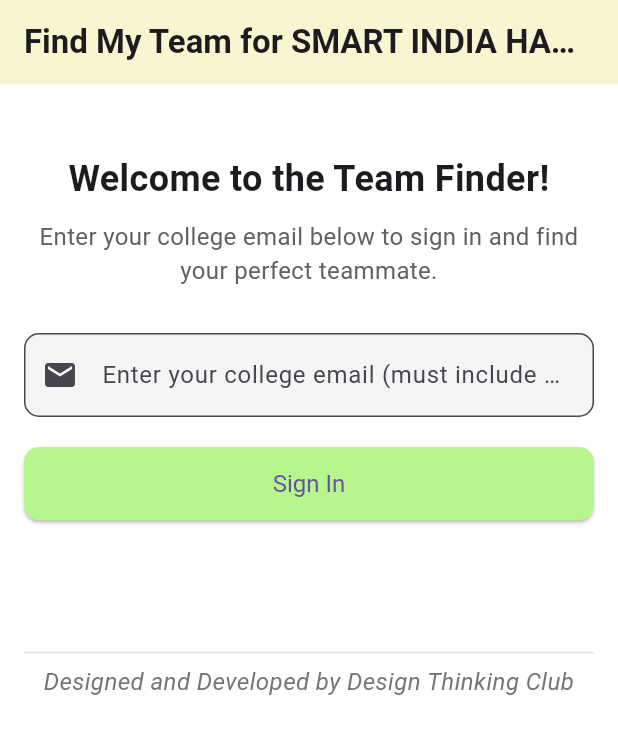
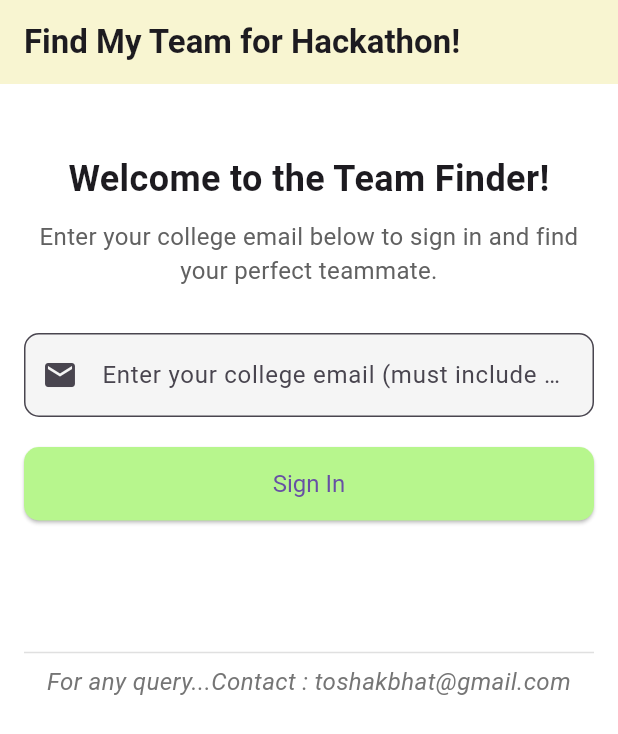
Before and after one commit to ToshakBhat/Fun2Code_dtclub, a Flutter app: the screen it shows after launch, on a phone screen of 412 x 824 dp. Shown: the top 734 px of the screen. Run offline on Flutter 3.47's test engine with Material 3 defaults, Android fonts, the light colour scheme and no system bars; our stand-ins replace firebase_core, firebase_database; accounts and stored records are empty.

Commit message:
changed the title and support email

```diff
--- a/lib/main.dart
+++ b/lib/main.dart
@@ -321,7 +321,7 @@
     return Scaffold(
       appBar: AppBar(
         title: Text(
-          'Find My Team for SMART INDIA HACKATHON (SIH) !',
+          'Find My Team for Hackathon!',
           style: TextStyle(fontWeight: FontWeight.bold),
         ),
         backgroundColor: Color.fromARGB(255, 248, 245, 209),
@@ -401,7 +401,7 @@
               SizedBox(height: 50),
               Divider(color: Colors.grey[300]),
               Text(
-                'Designed and Developed by Design Thinking Club',
+                'For any query...Contact : toshakbhat@gmail.com',
                 style: TextStyle(fontSize: 16, fontStyle: FontStyle.italic, color: Colors.grey[600]),
                 textAlign: TextAlign.center,
               ),
@@ -476,7 +476,7 @@
     final Uri emailLaunchUri = Uri(
       scheme: 'mailto',
       path: email,
-      query: 'subject=Invitation%20to%20Join%20My%20Team&body=Hey%20there,%20let\'s%20team%20up%20for%20Smart%20India%20Hackathon%202024',
+      query: 'subject=Invitation%20to%20Join%20My%20Team&body=Hey%20there,%20let\'s%20team%20up%20for%20Hackathon',
     );
 
     if (await canLaunchUrl(emailLaunchUri)) {
```
Also changed, not shown: 3 other files.
